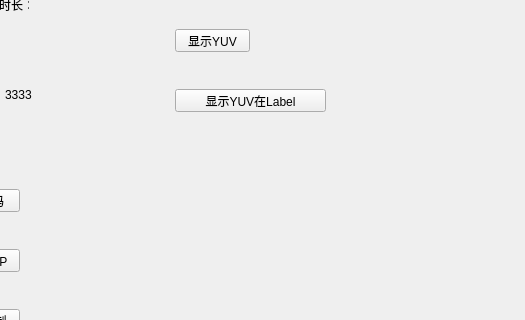
Above: src/luyin/mainwindow.ui from xhf613861/yinshipin before the change; both pictures show x 275 to 800 and y 151 to 471 of the 800 by 600 pixel window. Below: the same form after it.
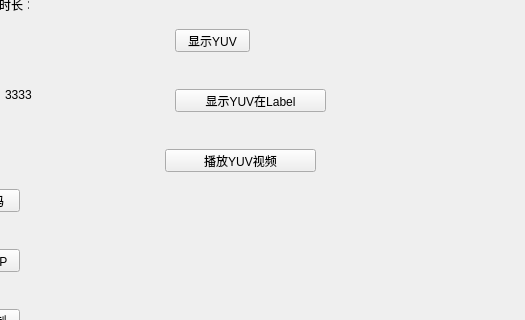
That is the form after the change.

Commit message: 播放YUV视频

```diff
--- a/src/luyin/mainwindow.ui
+++ b/src/luyin/mainwindow.ui
@@ -248,6 +248,19 @@
      <string>显示YUV在Label</string>
     </property>
    </widget>
+   <widget class="QPushButton" name="pushButton_playYuv">
+    <property name="geometry">
+     <rect>
+      <x>440</x>
+      <y>300</y>
+      <width>151</width>
+      <height>23</height>
+     </rect>
+    </property>
+    <property name="text">
+     <string>播放YUV视频</string>
+    </property>
+   </widget>
   </widget>
   <widget class="QMenuBar" name="menubar">
    <property name="geometry">
```
The commit also changes 6 other files.
